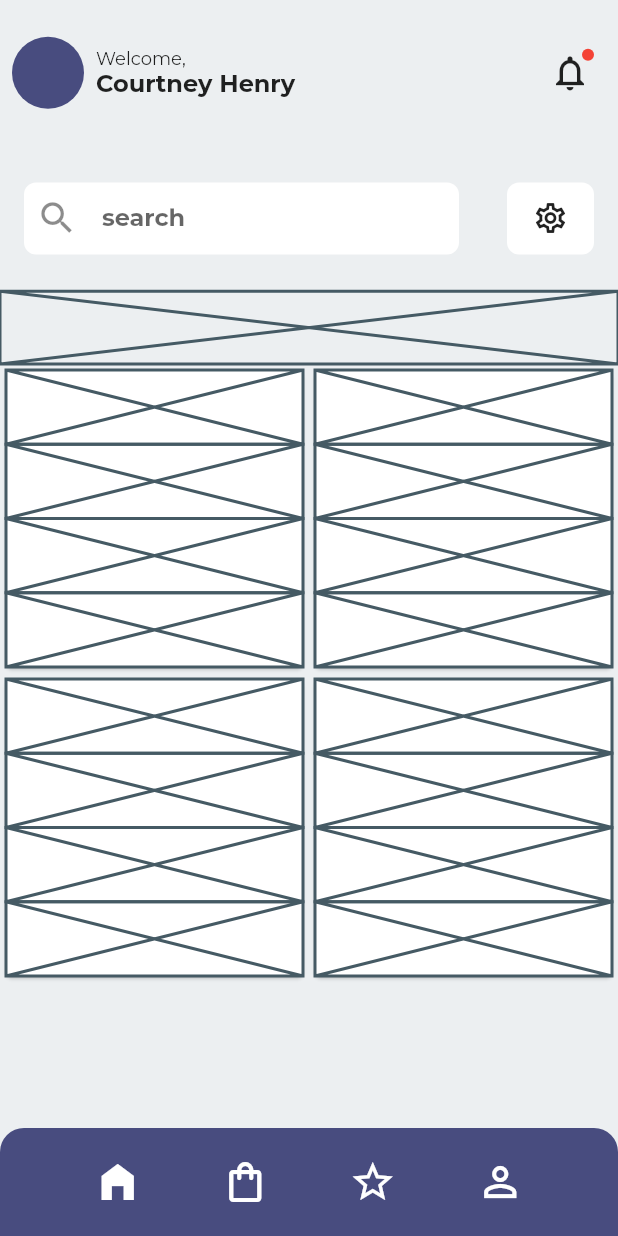
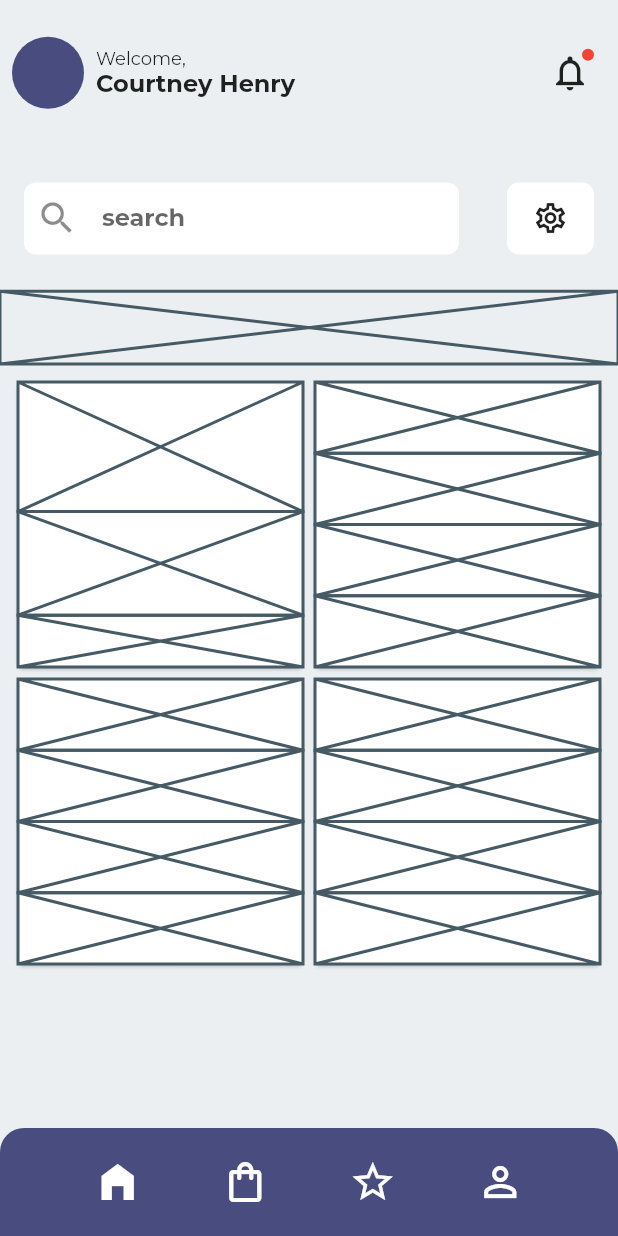
Before and after one commit to JAICHANGPARK/flutter_notebook_11th_story, a Flutter app: the screen it shows after launch, on a phone screen of 412 x 824 dp. Run offline on Flutter 3.47's test engine with Material 2 defaults, Android fonts, the phone set to English and light mode, and no system bars; our stand-ins replace backdrop, badges, flutter_inner_drawer, flutter_slidable, flutter_swiper, google_fonts.

Commit message:
Update furniture_home_page.dart

```diff
--- a/lib/ep735_furniture_app/ui/furniture_home_page.dart
+++ b/lib/ep735_furniture_app/ui/furniture_home_page.dart
@@ -129,17 +129,22 @@ class _FurnitureHomePageState extends State<FurnitureHomePage> {
                   Expanded(flex: 1, child: Placeholder()),
                   Expanded(
                     flex: 10,
+                    child: Padding(
+                      padding: const EdgeInsets.all(8.0),
                       child: GridView.count(
+
                         crossAxisCount: 2,
                         children: [
                           Card(
                             child: Column(
                               crossAxisAlignment: CrossAxisAlignment.start,
                               children: [
-                              Expanded(child: Placeholder()),
-                              Expanded(child: Placeholder()),
-                              Expanded(child: Placeholder()),
-                              Expanded(child: Placeholder()),
+                                Expanded(
+                                  child: Placeholder(),
+                                  flex: 5,
+                                ),
+                                Expanded(flex: 4, child: Placeholder()),
+                                Expanded(flex: 2, child: Placeholder()),
                               ],
                             ),
                           ),
@@ -173,8 +178,8 @@ class _FurnitureHomePageState extends State<FurnitureHomePage> {
                               ],
                             ),
                           )
-
                         ],
+                      ),
                     ),
                   ),
                 ],
```
Lines whose indentation alone changed are shown as unchanged.
